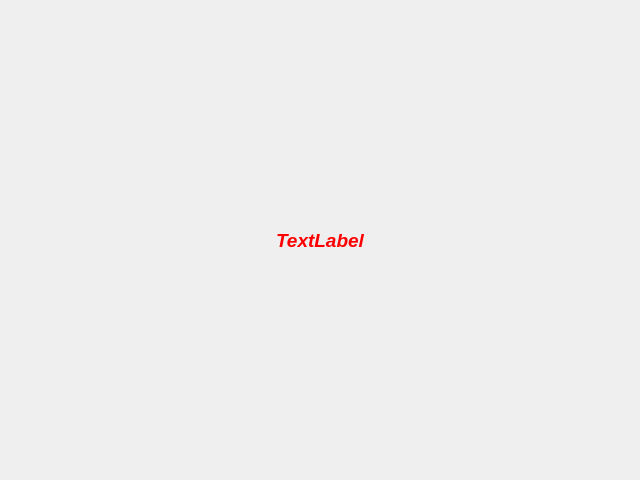
Above: UI/UIForms/errorWindow.ui from FelixMailwriter/VendService before the change. Below: the same form after it.
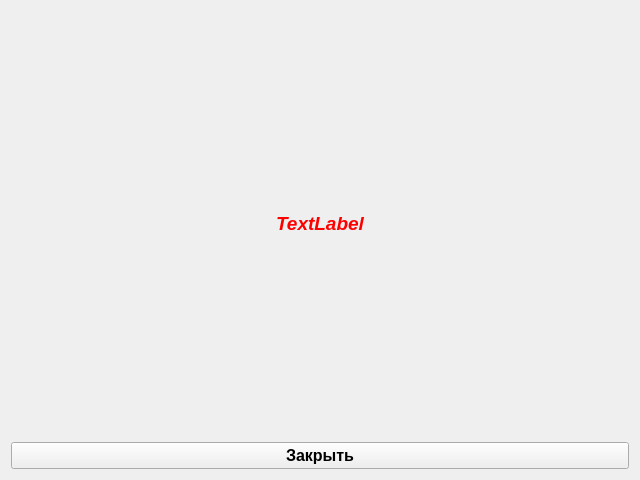
That is the form after the change.

Patch:
```diff
--- a/UI/UIForms/errorWindow.ui
+++ b/UI/UIForms/errorWindow.ui
@@ -69,6 +69,20 @@
      </property>
     </widget>
    </item>
+   <item>
+    <widget class="QPushButton" name="btn_close">
+     <property name="font">
+      <font>
+       <pointsize>12</pointsize>
+       <weight>75</weight>
+       <bold>true</bold>
+      </font>
+     </property>
+     <property name="text">
+      <string>Закрыть</string>
+     </property>
+    </widget>
+   </item>
   </layout>
  </widget>
  <resources/>
```
